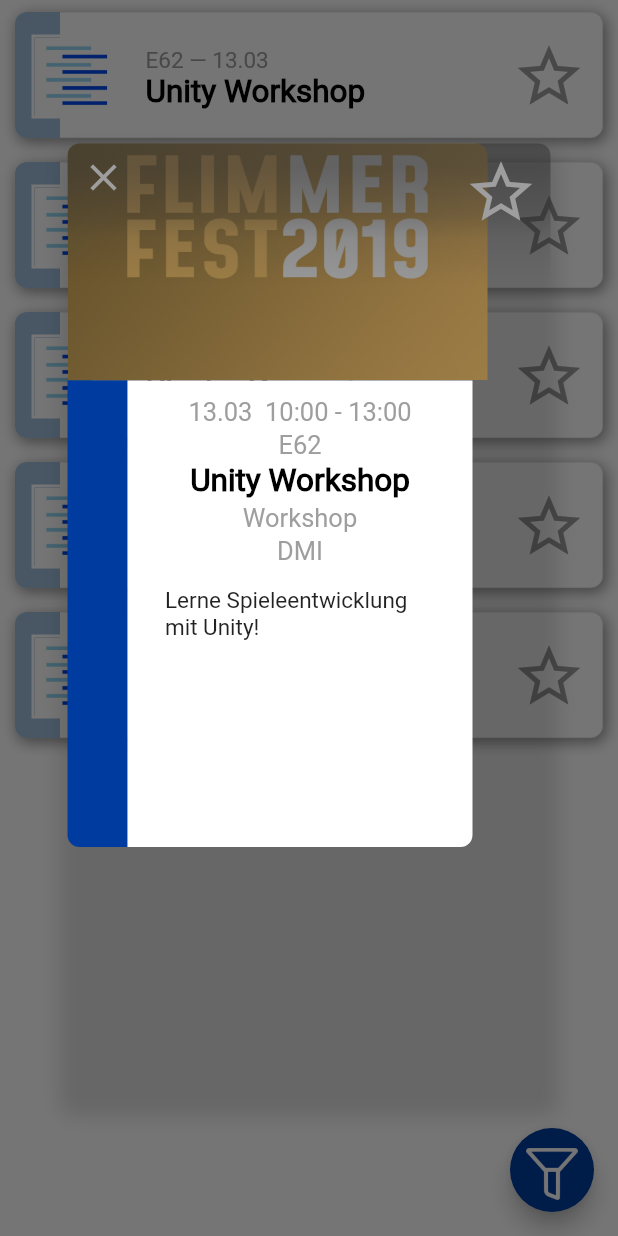
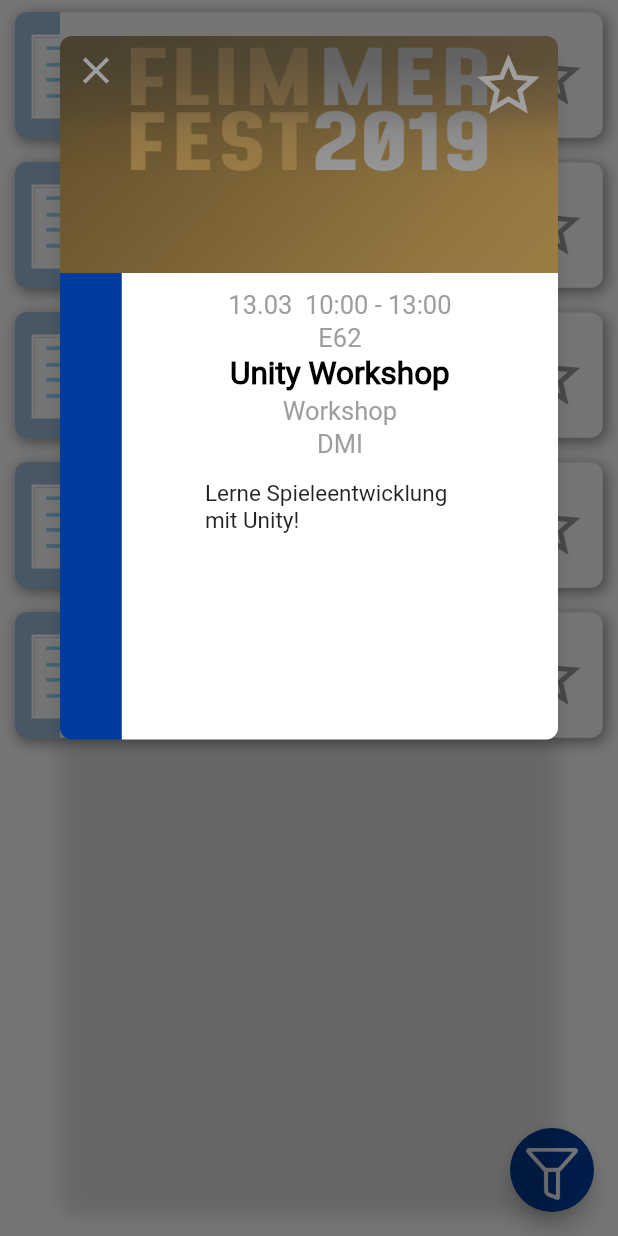
Before and after one commit to melinazanon/HAW-Events, a Flutter app: the EventOverview screen opened directly, after a tap on an icon or button, on a phone screen of 412 x 824 dp. Run offline on Flutter 3.47's test engine with Material 2 defaults, Android fonts, the phone set to English and light mode, and no system bars; our stand-ins replace table_calendar; missing offline and left inert: date_utils, simple_gesture_detector.

Commit message:
Bugfix EventDialog Width

```diff
--- a/haw_events_application/lib/EventDialogs.dart
+++ b/haw_events_application/lib/EventDialogs.dart
@@ -22,17 +22,13 @@
   final EventList eventList = getEventList();
   _EventDialogsState(this.id);
 
-  bool notNull(Object o) => o != null;
-
   @override
   Widget build(BuildContext context) {
-
-    var condition = true;
 
    //zur Berechnung der Verhältnisse im Dialogsfenster
     const double cardHeight = 158;
     const double dialogWidth = 280;
-    const double streifenWidth = 40;
+    const double streifenWidth = 0.1;
     const double dialogHeightText = 311;
 
 
@@ -40,7 +36,7 @@
             children: <Widget>[
               //Akzent-Streifen
               Container(
-                width: streifenWidth,
+                width: MediaQuery.of(context).size.width *streifenWidth,
                 height: dialogHeightText,
                 decoration: BoxDecoration(
                   borderRadius: BorderRadius.only(bottomLeft: Radius.circular(8.0)),
@@ -48,7 +44,7 @@
               ),
               //Informationen
               Container(
-                width: dialogWidth - streifenWidth - 10,
+                width: MediaQuery.of(context).size.width*(1-streifenWidth)-80,
                 height: dialogHeightText,
                 padding: EdgeInsets.only(top: 10, right: 10, left: 10),
                 decoration: BoxDecoration(
@@ -93,7 +89,7 @@
                           ),
                       ),
                     ),
-                  ].where(notNull).toList(),
+                  ],
                   mainAxisAlignment: MainAxisAlignment.spaceAround,
                   crossAxisAlignment: CrossAxisAlignment.center,
                 ),
@@ -105,7 +101,7 @@
               children: <Widget>[
                 //Veranstaltungsbild
                 Container(
-                  width: dialogWidth,
+                  width: MediaQuery.of(context).size.width,
                   height: cardHeight,
                   child: Card(
                     elevation: 0.0,
@@ -168,8 +164,9 @@
     );
 
     final _dialogWindow = Container(
-            height: MediaQuery.of(context).size.height * 0.78,
-            padding: EdgeInsets.symmetric(horizontal: 5, vertical: 5),
+            height: MediaQuery.of(context).size.height,
+            width: MediaQuery.of(context).size.width,
+            //padding: EdgeInsets.symmetric(horizontal: 5, vertical: 5),
             decoration: new BoxDecoration(
               shape: BoxShape.rectangle,
               borderRadius: BorderRadius.circular(8.0),
```
